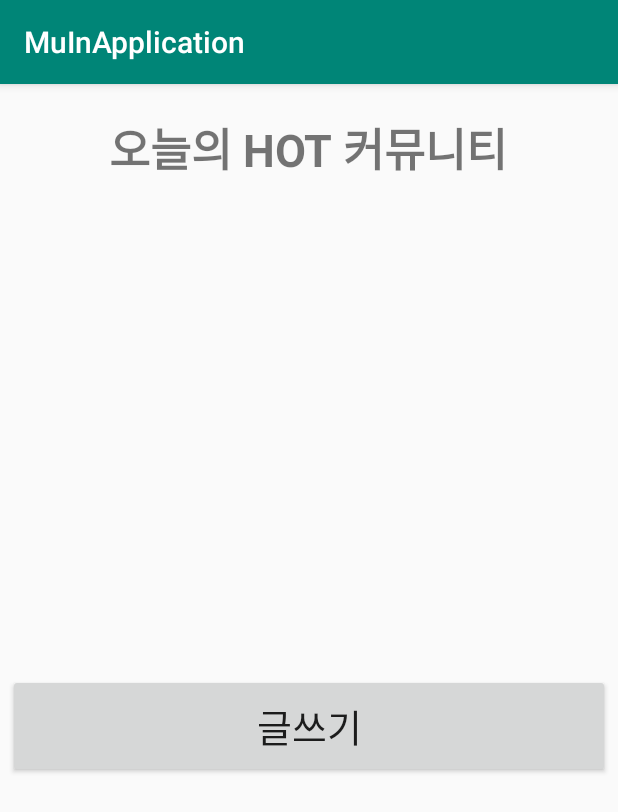
After one commit to jetoh567/QrcodeGenerator, an Android app: the fragment CommunityFragment shown on its own in the app's theme, on a phone screen of 412 x 824 dp. The commit adds this screen. Shown: the top 812 px of the screen. Run offline under Robolectric (Android 15) with nearby library versions, the phone set to English and light mode, and no system bars.

Commit message:
community fragment xml completed

```diff
--- a/app/build.gradle
+++ b/app/build.gradle
@@ -23,6 +23,7 @@ dependencies {
     implementation fileTree(dir: 'libs', include: ['*.jar'])
     implementation 'androidx.appcompat:appcompat:1.0.2'
     implementation 'androidx.constraintlayout:constraintlayout:1.1.3'
+    implementation 'androidx.legacy:legacy-support-v4:1.0.0'
     testImplementation 'junit:junit:4.12'
     androidTestImplementation 'androidx.test:runner:1.2.0'
     androidTestImplementation 'androidx.test.espresso:espresso-core:3.2.0'
--- /dev/null
+++ b/app/src/main/java/com/example/muinapplication/fragment/CommunityFragment.java
@@ -0,0 +1,33 @@
+package com.example.muinapplication.fragment;
+
+import android.content.Context;
+import android.net.Uri;
+import android.os.Bundle;
+
+import androidx.fragment.app.Fragment;
+
+import android.view.LayoutInflater;
+import android.view.View;
+import android.view.ViewGroup;
+
+import com.example.muinapplication.R;
+
+public class CommunityFragment extends Fragment {
+
+    public CommunityFragment() {
+        // Required empty public constructor
+    }
+
+    @Override
+    public void onCreate(Bundle savedInstanceState) {
+        super.onCreate(savedInstanceState);
+    }
+
+    @Override
+    public View onCreateView(LayoutInflater inflater, ViewGroup container,
+                             Bundle savedInstanceState) {
+        // Inflate the layout for this fragment
+        return inflater.inflate(R.layout.fragment_community, container, false);
+    }
+
+}
--- a/app/src/main/res/layout/activity_main.xml
+++ b/app/src/main/res/layout/activity_main.xml
@@ -1,5 +1,6 @@
 <?xml version="1.0" encoding="utf-8"?>
-<androidx.constraintlayout.widget.ConstraintLayout xmlns:android="http://schemas.android.com/apk/res/android"
+<LinearLayout
+    xmlns:android="http://schemas.android.com/apk/res/android"
     xmlns:app="http://schemas.android.com/apk/res-auto"
     xmlns:tools="http://schemas.android.com/tools"
     android:layout_width="match_parent"
@@ -15,4 +16,4 @@
         app:layout_constraintRight_toRightOf="parent"
         app:layout_constraintTop_toTopOf="parent" />
 
-</androidx.constraintlayout.widget.ConstraintLayout>
+</LinearLayout>
--- /dev/null
+++ b/app/src/main/res/layout/fragment_community.xml
@@ -0,0 +1,41 @@
+<?xml version="1.0" encoding="utf-8"?>
+<LinearLayout
+    xmlns:android="http://schemas.android.com/apk/res/android"
+    xmlns:tools="http://schemas.android.com/tools"
+    android:layout_width="match_parent"
+    android:layout_height="match_parent"
+    android:orientation="vertical"
+    android:weightSum="1">
+
+    <TextView
+        android:layout_width="wrap_content"
+        android:layout_height="0dp"
+        android:layout_weight="0.1"
+        android:text="오늘의 HOT 커뮤니티"
+        android:textStyle="bold"
+        android:layout_gravity="center"
+        android:textSize="30dp"
+        android:layout_marginTop="20dp"/>
+
+    <ListView
+        android:layout_width="match_parent"
+        android:layout_height="0dp"
+        android:layout_weight="0.4"
+        android:layout_margin="10dp">
+    </ListView>
+
+    <Button
+        android:layout_width="match_parent"
+        android:layout_height="0dp"
+        android:layout_weight="0.1"
+        android:text="글쓰기"
+        android:textSize="25dp"
+        android:layout_margin="5dp"/>
+
+    <ListView
+        android:layout_width="match_parent"
+        android:layout_height="0dp"
+        android:layout_margin="10dp"
+        android:layout_weight="0.4"></ListView>
+
+</LinearLayout>
--- a/app/src/main/res/values/strings.xml
+++ b/app/src/main/res/values/strings.xml
@@ -1,3 +1,6 @@
 <resources>
     <string name="app_name">MuInApplication</string>
+
+    <!-- TODO: Remove or change this placeholder text -->
+    <string name="hello_blank_fragment">Hello blank fragment</string>
 </resources>
```
